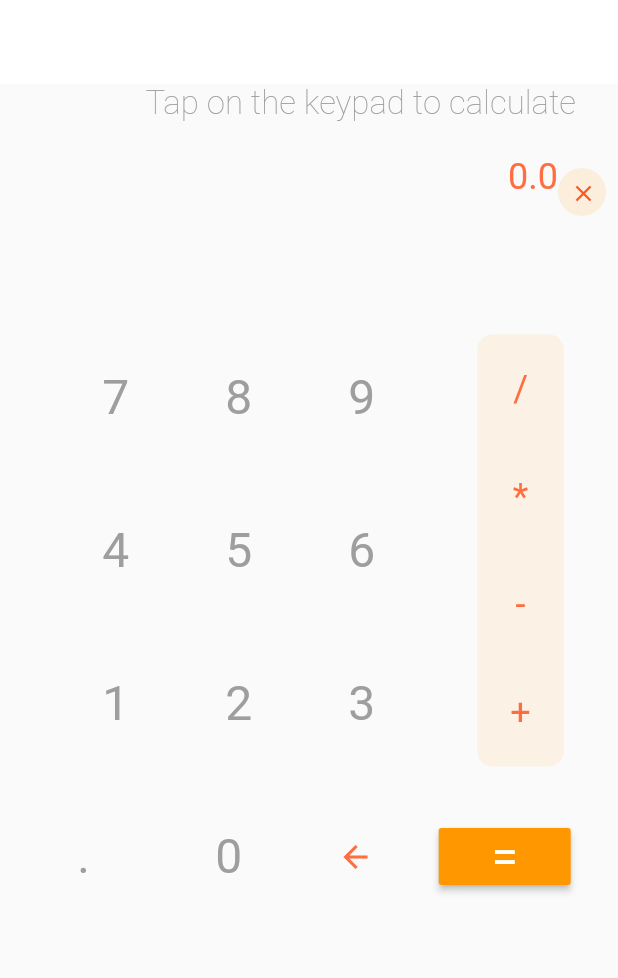
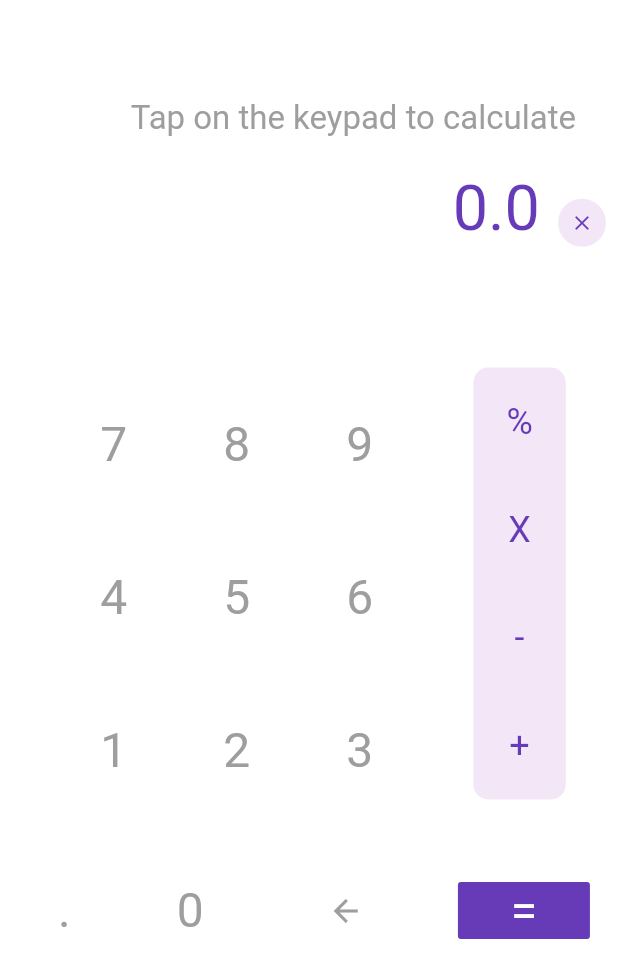
Before and after one commit to RohanUttamVeer/flutter_calc, a Flutter app: the screen it shows after launch, on a phone screen of 412 x 824 dp. Shown: the top 978 px of the screen. Run offline on Flutter 3.47's test engine with Material 2 defaults, Android fonts, the phone set to English and light mode, and no system bars; our stand-ins replace math_expressions.

```diff
--- a/lib/main.dart
+++ b/lib/main.dart
@@ -1,31 +1,28 @@
-import 'dart:ui';
 import 'package:flutter/cupertino.dart';
 import 'package:flutter/material.dart';
 import 'package:math_expressions/math_expressions.dart';
 
-void main () => runApp(DemoCalculator());
+void main() => runApp(HomeScreen());
 
-class DemoCalculator extends StatefulWidget {
+class HomeScreen extends StatefulWidget {
   @override
-  _DemoCalculator createState() => _DemoCalculator();
+  _HomeScreenState createState() => _HomeScreenState();
 }
 
-class _DemoCalculator extends State<DemoCalculator>{
-  String  strExp = "", strResult = "0.0";
+class _HomeScreenState extends State<HomeScreen> {
+  String strExp = "", strResult = "0.0";
 
   @override
   Widget build(BuildContext context) {
     return MaterialApp(
-      theme: ThemeData(
-        primarySwatch: Colors.blue
-      ),
+      theme: ThemeData(primarySwatch: Colors.blue),
       home: Scaffold(
+        backgroundColor: Colors.white,
         appBar: AppBar(
           title: Text(""),
           backgroundColor: Colors.white,
           elevation: 0,
         ),
-
         body: Column(
           children: <Widget>[
             //Expressions
@@ -33,46 +30,40 @@ class _DemoCalculator extends State<DemoCalculator>{
               mainAxisAlignment: MainAxisAlignment.end,
               children: <Widget>[
                 Padding(
-                  padding: const EdgeInsets.fromLTRB(0, 0, 28, 12),
-
+                  padding: const EdgeInsets.fromLTRB(0, 10, 28, 12),
                   child: Text(
-                  strExp=="" ? "Tap on the keypad to calculate" :strExp,
+                    strExp == "" ? "Tap on the keypad to calculate" : strExp,
                     textAlign: TextAlign.right,
-                  style: TextStyle(
-                    fontSize: 22,
-                        fontWeight: FontWeight.w100, color: Colors.grey,
-                  ),
+                    style: TextStyle(fontSize: 22, fontWeight: FontWeight.w400, color: Colors.grey),
                   ),
                 ),
               ],
             ),
 
-            //result
+            //Results
             Row(
               mainAxisAlignment: MainAxisAlignment.end,
               children: <Widget>[
                 Padding(
-                    padding: const EdgeInsets.fromLTRB(0, 10, 0, 82),
-
+                  padding: const EdgeInsets.fromLTRB(0, 10, 12, 82),
                   child: Text(
                     strResult,
                     textAlign: TextAlign.right,
-                      style: TextStyle(
-                        fontSize: 24,
-                        fontWeight: FontWeight.w400,
-                        color: Colors.deepOrangeAccent,
+                    style: TextStyle(fontSize: 42, fontWeight: FontWeight.w400, color: Colors.deepPurple),
                   ),
                 ),
-                  ),
-
                 Padding(
                   padding: const EdgeInsets.fromLTRB(0, 10, 8, 62),
                   child: CircleAvatar(
-                      backgroundColor: Colors.orange.withAlpha(30),
+                    backgroundColor: Colors.purple.withAlpha(30),
                     radius: 16,
                     child: IconButton(
-                        icon: Icon(Icons.close, color: Colors.deepOrange, size: 18,),
-                        onPressed: (){
+                      icon: Icon(
+                        Icons.close,
+                        color: Colors.deepPurple,
+                        size: 16,
+                      ),
+                      onPressed: () {
                         setState(() {
                           strExp = "";
                           strResult = "";
@@ -84,8 +75,7 @@ class _DemoCalculator extends State<DemoCalculator>{
               ],
             ),
 
-
-            //keypad
+            //Keypad
             getKeypad()
           ],
         ),
@@ -96,21 +86,16 @@ class _DemoCalculator extends State<DemoCalculator>{
   getKeypad() {
     return Column(
       children: <Widget>[
-
         //first half of the keypad
         Row(
-          crossAxisAlignment: CrossAxisAlignment.center,
+          crossAxisAlignment: CrossAxisAlignment.start,
           mainAxisAlignment: MainAxisAlignment.spaceEvenly,
           children: <Widget>[
-
-            //numberPad
+            //Number pad
             Column(
               mainAxisAlignment: MainAxisAlignment.spaceEvenly,
               children: <Widget>[
-
-
-
-            //first row
+                //First row
                 Row(
                   mainAxisAlignment: MainAxisAlignment.spaceEvenly,
                   children: <Widget>[
@@ -120,14 +105,10 @@ class _DemoCalculator extends State<DemoCalculator>{
                         padding: const EdgeInsets.all(32),
                         child: Text(
                           "7",
-                      style: TextStyle(
-                      fontSize: 32,
-                      fontWeight: FontWeight.w400,
-                      color: Colors.grey,
+                          style: TextStyle(fontSize: 32, fontWeight: FontWeight.w400, color: Colors.grey),
                         ),
                       ),
-                  ),
-                  onTap: () => updateExp("7")
+                      onTap: () => updateExp("7"),
                     ),
 
                     //8
@@ -136,16 +117,11 @@ class _DemoCalculator extends State<DemoCalculator>{
                         padding: const EdgeInsets.all(32),
                         child: Text(
                           "8",
-                style: TextStyle(
-                  fontSize: 32,
-                  fontWeight: FontWeight.w400,
-                  color: Colors.grey,
+                          style: TextStyle(fontSize: 32, fontWeight: FontWeight.w400, color: Colors.grey),
                         ),
                       ),
+                      onTap: () => updateExp("8"),
                     ),
-                onTap: () => updateExp("8")
-            ),
-
 
                     //9
                     InkWell(
@@ -153,37 +129,28 @@ class _DemoCalculator extends State<DemoCalculator>{
                         padding: const EdgeInsets.all(32),
                         child: Text(
                           "9",
-                style: TextStyle(
-                  fontSize: 32,
-                  fontWeight: FontWeight.w400,
-                  color: Colors.grey,
+                          style: TextStyle(fontSize: 32, fontWeight: FontWeight.w400, color: Colors.grey),
                         ),
                       ),
-        ),
-                onTap: () => updateExp("9")
+                      onTap: () => updateExp("9"),
                     ),
                   ],
                 ),
 
-
-                //second row
-                //4
+                //Second row
                 Row(
                   mainAxisAlignment: MainAxisAlignment.spaceEvenly,
                   children: <Widget>[
+                    //4
                     InkWell(
                       child: Padding(
                         padding: const EdgeInsets.all(32),
                         child: Text(
                           "4",
-                    style: TextStyle(
-                      fontSize: 32,
-                      fontWeight: FontWeight.w400,
-                      color: Colors.grey,
+                          style: TextStyle(fontSize: 32, fontWeight: FontWeight.w400, color: Colors.grey),
                         ),
                       ),
-        ),
-                    onTap: () => updateExp("4")
+                      onTap: () => updateExp("4"),
                     ),
 
                     //5
@@ -192,14 +159,10 @@ class _DemoCalculator extends State<DemoCalculator>{
                         padding: const EdgeInsets.all(32),
                         child: Text(
                           "5",
-                    style: TextStyle(
-                      fontSize: 32,
-                      fontWeight: FontWeight.w400,
-                      color: Colors.grey,
+                          style: TextStyle(fontSize: 32, fontWeight: FontWeight.w400, color: Colors.grey),
                         ),
                       ),
-        ),
-                    onTap: () => updateExp("5")
+                      onTap: () => updateExp("5"),
                     ),
 
                     //6
@@ -208,37 +171,28 @@ class _DemoCalculator extends State<DemoCalculator>{
                         padding: const EdgeInsets.all(32),
                         child: Text(
                           "6",
-                    style: TextStyle(
-                      fontSize: 32,
-                      fontWeight: FontWeight.w400,
-                      color: Colors.grey,
+                          style: TextStyle(fontSize: 32, fontWeight: FontWeight.w400, color: Colors.grey),
                         ),
                       ),
-        ),
-                    onTap: () => updateExp("6")
+                      onTap: () => updateExp("6"),
                     ),
                   ],
                 ),
 
-
-            //third row
-                //1
+                //Third row
                 Row(
                   mainAxisAlignment: MainAxisAlignment.spaceEvenly,
                   children: <Widget>[
+                    //1
                     InkWell(
                       child: Padding(
                         padding: const EdgeInsets.all(32),
                         child: Text(
                           "1",
-                    style: TextStyle(
-                      fontSize: 32,
-                      fontWeight: FontWeight.w400,
-                      color: Colors.grey,
+                          style: TextStyle(fontSize: 32, fontWeight: FontWeight.w400, color: Colors.grey),
                         ),
                       ),
-        ),
-                        onTap: () => updateExp("1")
+                      onTap: () => updateExp("1"),
                     ),
 
                     //2
@@ -247,14 +201,10 @@ class _DemoCalculator extends State<DemoCalculator>{
                         padding: const EdgeInsets.all(32),
                         child: Text(
                           "2",
-                    style: TextStyle(
-                      fontSize: 32,
-                      fontWeight: FontWeight.w400,
-                      color: Colors.grey,
+                          style: TextStyle(fontSize: 32, fontWeight: FontWeight.w400, color: Colors.grey),
                         ),
                       ),
-        ),
-                    onTap: () => updateExp("2")
+                      onTap: () => updateExp("2"),
                     ),
 
                     //3
@@ -263,80 +213,59 @@ class _DemoCalculator extends State<DemoCalculator>{
                         padding: const EdgeInsets.all(32),
                         child: Text(
                           "3",
-                    style: TextStyle(
-                      fontSize: 32,
-                      fontWeight:
-                      FontWeight.w400,
-                      color: Colors.grey,
+                          style: TextStyle(fontSize: 32, fontWeight: FontWeight.w400, color: Colors.grey),
                         ),
                       ),
+                      onTap: () => updateExp("3"),
                     ),
-                    onTap: () => updateExp("3")
+                  ],
                 ),
               ],
             ),
 
-              ],
-            ),
-
-
-//operator pad
+            //Operator pad
             Container(
               decoration: BoxDecoration(
                 borderRadius: BorderRadius.all(Radius.circular(10)),
-
-           color: Colors.orangeAccent.withAlpha(30),
+                color: Colors.purple.withAlpha(30),
               ),
               child: Column(
+                mainAxisAlignment: MainAxisAlignment.spaceEvenly,
                 children: <Widget>[
-
-
                   //%
-
                   InkWell(
                     child: Padding(
                       padding: const EdgeInsets.all(22),
                       child: Text(
-                "/",
-                style: TextStyle(
-                  fontSize: 24,
-                  fontWeight: FontWeight.w400,
-                  color: Colors.deepOrangeAccent,
+                        "%",
+                        style: TextStyle(fontSize: 24, fontWeight: FontWeight.w400, color: Colors.deepPurple),
                       ),
                     ),
+                    onTap: () => updateExp("/"),
                   ),
-                 onTap: () => updateExp("/")
-             ),
-        //*
+
+                  //X
                   InkWell(
                     child: Padding(
                       padding: const EdgeInsets.all(22),
                       child: Text(
-                "*",
-                style: TextStyle(
-                  fontSize: 24,
-                  fontWeight: FontWeight.w400,
-                  color: Colors.deepOrangeAccent,
+                        "X",
+                        style: TextStyle(fontSize: 24, fontWeight: FontWeight.w400, color: Colors.deepPurple),
                       ),
                     ),
+                    onTap: () => updateExp("*"),
                   ),
-            onTap: () => updateExp("*")
 
-        ),
                   //-
                   InkWell(
                     child: Padding(
                       padding: const EdgeInsets.all(22),
                       child: Text(
                         "-",
-                style: TextStyle(
-                  fontSize: 24,
-                  fontWeight: FontWeight.w400,
-                  color: Colors.deepOrangeAccent,
+                        style: TextStyle(fontSize: 24, fontWeight: FontWeight.w400, color: Colors.deepPurple),
                       ),
                     ),
-            ),
-            onTap: () => updateExp("-")
+                    onTap: () => updateExp("-"),
                   ),
 
                   //+
@@ -345,24 +274,18 @@ class _DemoCalculator extends State<DemoCalculator>{
                       padding: const EdgeInsets.all(22),
                       child: Text(
                         "+",
-                style: TextStyle(
-                  fontSize: 24,
-                  fontWeight: FontWeight.w400,
-                  color: Colors.deepOrangeAccent,
+                        style: TextStyle(fontSize: 24, fontWeight: FontWeight.w400, color: Colors.deepPurple),
                       ),
                     ),
-            ),
-            onTap: () => updateExp("+")
+                    onTap: () => updateExp("+"),
                   ),
                 ],
               ),
-    ),
-
-
+            )
           ],
         ),
 
-        //Second half
+        //second half
         Row(
           mainAxisAlignment: MainAxisAlignment.spaceEvenly,
           children: <Widget>[
@@ -372,14 +295,10 @@ class _DemoCalculator extends State<DemoCalculator>{
                 padding: const EdgeInsets.all(32),
                 child: Text(
                   ".",
-                  style: TextStyle(
-                    fontSize: 32,
-                    fontWeight: FontWeight.w400,
-                    color: Colors.grey,
+                  style: TextStyle(fontSize: 32, fontWeight: FontWeight.w400, color: Colors.grey),
                 ),
               ),
-              ),
-                onTap: () => updateExp(".")
+              onTap: () => updateExp("."),
             ),
 
             //0
@@ -388,66 +307,63 @@ class _DemoCalculator extends State<DemoCalculator>{
                 padding: const EdgeInsets.all(32),
                 child: Text(
                   "0",
-                  style: TextStyle(
-                    fontSize: 32,
-                    fontWeight: FontWeight.w400,
-                    color: Colors.grey,
+                  style: TextStyle(fontSize: 32, fontWeight: FontWeight.w400, color: Colors.grey),
                 ),
               ),
+              onTap: () => updateExp("0"),
             ),
-      onTap: () => updateExp("0")
-
-             ),
-
 
             //delete
             Padding(
-              padding: const EdgeInsets.all(0),
+              padding: const EdgeInsets.all(32),
               child: IconButton(
- icon: Icon(Icons.arrow_back,color: Colors.deepOrangeAccent,),
-    onPressed: (){
+                icon: Icon(
+                  Icons.arrow_back,
+                  color: Colors.grey,
+                ),
+                onPressed: () {
                   setState(() {
-
-  if (strExp!=null && strExp.length>0) strExp = strExp.substring(0, strExp.length-1);
+                    if (strExp != null && strExp.length > 0) strExp = strExp.substring(0, strExp.length - 1);
                   });
-
                 },
               ),
-
             ),
 
             //=
             Padding(
               padding: const EdgeInsets.symmetric(horizontal: 12),
-              child: RaisedButton(
+              child: FlatButton(
                 padding: EdgeInsets.all(0),
-                color: Colors.orange,
+                color: Colors.deepPurple,
                 textColor: Colors.white,
-                //shape: BoxShape.rectangle(),
-                child: Text("=",
+                child: Text(
+                  "=",
                   style: TextStyle(
                     color: Colors.white,
-                    fontSize: 32, fontWeight: FontWeight.w400,
+                    fontSize: 32,
+                    fontWeight: FontWeight.w400,
                   ),
                 ),
-                 onPressed: (){
+                onPressed: () {
+                  //Calculate everything here
+                  // Parse expression:
                   Parser p = new Parser();
+                  // Bind variables:
                   ContextModel cm = new ContextModel();
                   Expression exp = p.parse(strResult);
                   setState(() {
                     strResult = exp.evaluate(EvaluationType.REAL, cm).toString();
                   });
-
                 },
               ),
-            )
+            ),
           ],
         ),
       ],
     );
   }
 
-  updateExp(String strValue){
+  updateExp(String strValue) {
     setState(() {
       strExp = strExp + strValue;
     });
--- a/pubspec.yaml
+++ b/pubspec.yaml
@@ -28,7 +28,7 @@ dependencies:
   # The following adds the Cupertino Icons font to your application.
   # Use with the CupertinoIcons class for iOS style icons.
   cupertino_icons: ^0.1.3
-  math_expressions: ^2.0.2
+
 dev_dependencies:
   flutter_test:
     sdk: flutter
```
Also changed, not shown: 1 other file. Lines whose indentation alone changed are shown as unchanged.
